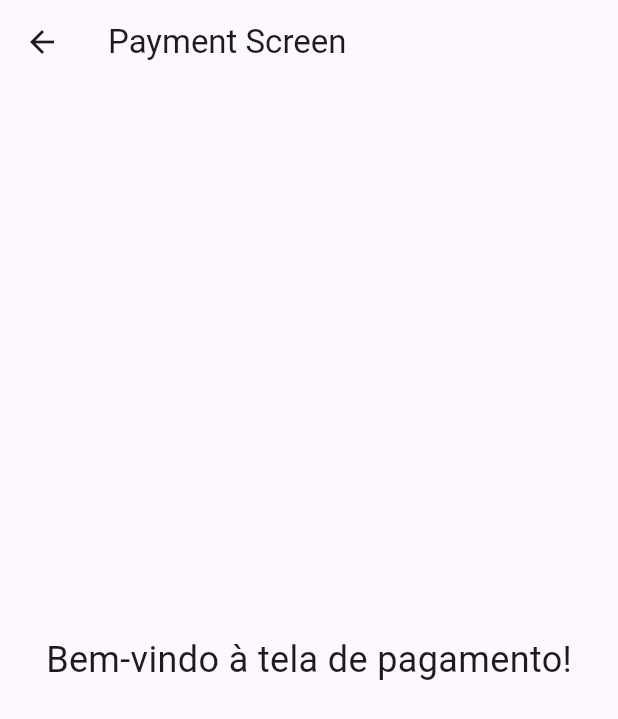
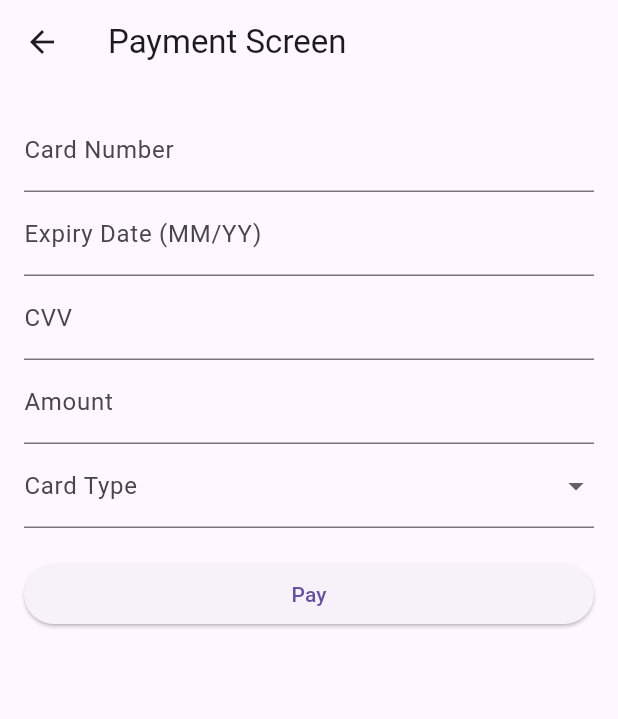
Before and after one commit to FabCode100/CashHub, a Flutter app: the PaymentScreen screen opened directly, on a phone screen of 412 x 824 dp. Shown: the top 719 px of the screen. Run offline on Flutter 3.47's test engine with Material 3 defaults, Android fonts, the phone set to English and light mode, and no system bars; missing offline and left inert: flutter_stripe.

Commit message:
Adicionando campos da pagina de pagamento

```diff
--- a/FrontFlutter/cashhubflutter/cashflutter/lib/main.dart
+++ b/FrontFlutter/cashhubflutter/cashflutter/lib/main.dart
@@ -1,7 +1,10 @@
 import 'package:flutter/material.dart';
 import 'package:cashflutter/pages/login_page.dart'; // Importe a tela LoginPage
+import 'package:flutter_stripe/flutter_stripe.dart';
 
-void main() {
+void main() async {
+  Stripe.publishableKey =
+      "pk_test_51PPDUwB6zFwZkiVemssgUuTeVNYEo3Q8PcCNA4xROl3eabzl134O6Q8SZnOy6aauNaxSTMxBX6qJLTT0XCP5M3zi00N1YmO1Oq";
   runApp(MyApp());
 }
 
--- a/FrontFlutter/cashhubflutter/cashflutter/lib/pages/payment_page.dart
+++ b/FrontFlutter/cashhubflutter/cashflutter/lib/pages/payment_page.dart
@@ -1,18 +1,142 @@
 import 'package:flutter/material.dart';
 
-class PaymentScreen extends StatelessWidget {
+class PaymentScreen extends StatefulWidget {
+  @override
+  _PaymentScreenState createState() => _PaymentScreenState();
+}
+
+class _PaymentScreenState extends State<PaymentScreen> {
+  final _formKey = GlobalKey<FormState>();
+  final TextEditingController _cardNumberController = TextEditingController();
+  final TextEditingController _expiryDateController = TextEditingController();
+  final TextEditingController _cvvController = TextEditingController();
+  final TextEditingController _amountController = TextEditingController();
+  String? _cardType;
+
   @override
   Widget build(BuildContext context) {
     return Scaffold(
       appBar: AppBar(
-        title: Text('Payment Screen'),
+        title: const Text('Payment Screen'),
       ),
-      body: Center(
-        child: Text(
-          'Bem-vindo à tela de pagamento!',
-          style: TextStyle(fontSize: 24),
+      body: Padding(
+        padding: const EdgeInsets.all(16.0),
+        child: Form(
+          key: _formKey,
+          child: ListView(
+            children: <Widget>[
+              TextFormField(
+                controller: _cardNumberController,
+                decoration: const InputDecoration(labelText: 'Card Number'),
+                keyboardType: TextInputType.number,
+                validator: (value) {
+                  if (value == null || value.isEmpty) {
+                    return 'Please enter your card number';
+                  }
+                  if (value.length != 16) {
+                    return 'Card number must be 16 digits';
+                  }
+                  return null;
+                },
+              ),
+              TextFormField(
+                controller: _expiryDateController,
+                decoration: const InputDecoration(labelText: 'Expiry Date (MM/YY)'),
+                keyboardType: TextInputType.datetime,
+                validator: (value) {
+                  if (value == null || value.isEmpty) {
+                    return 'Please enter the expiry date';
+                  }
+                  if (!RegExp(r'^(0[1-9]|1[0-2])\/?([0-9]{2})$').hasMatch(value)) {
+                    return 'Invalid expiry date';
+                  }
+                  return null;
+                },
+              ),
+              TextFormField(
+                controller: _cvvController,
+                decoration: const InputDecoration(labelText: 'CVV'),
+                keyboardType: TextInputType.number,
+                obscureText: true,
+                validator: (value) {
+                  if (value == null || value.isEmpty) {
+                    return 'Please enter the CVV';
+                  }
+                  if (value.length != 3) {
+                    return 'CVV must be 3 digits';
+                  }
+                  return null;
+                },
+              ),
+              TextFormField(
+                controller: _amountController,
+                decoration: const InputDecoration(labelText: 'Amount'),
+                keyboardType: TextInputType.number,
+                validator: (value) {
+                  if (value == null || value.isEmpty) {
+                    return 'Please enter the amount';
+                  }
+                  if (double.tryParse(value) == null) {
+                    return 'Invalid amount';
+                  }
+                  return null;
+                },
+              ),
+              DropdownButtonFormField<String>(
+                value: _cardType,
+                decoration: const InputDecoration(labelText: 'Card Type'),
+                items: ['Visa', 'MasterCard', 'American Express']
+                    .map((label) => DropdownMenuItem(
+                          child: Text(label),
+                          value: label,
+                        ))
+                    .toList(),
+                onChanged: (value) {
+                  setState(() {
+                    _cardType = value;
+                  });
+                },
+                validator: (value) {
+                  if (value == null) {
+                    return 'Please select a card type';
+                  }
+                  return null;
+                },
+              ),
+              const SizedBox(height: 20),
+              ElevatedButton(
+                onPressed: () {
+                  if (_formKey.currentState!.validate()) {
+                    // Process payment
+                    _showDialog(context, 'Payment Successful', 'Your payment has been processed.');
+                  }
+                },
+                child: const Text('Pay'),
+              ),
+            ],
+          ),
         ),
       ),
     );
   }
+
+  void _showDialog(BuildContext context, String title, String message) {
+    showDialog(
+      context: context,
+      builder: (BuildContext context) {
+        return AlertDialog(
+          title: Text(title),
+          content: Text(message),
+          actions: <Widget>[
+            TextButton(
+              onPressed: () {
+                Navigator.of(context).pop();
+              },
+              child: const Text('OK'),
+            ),
+          ],
+        );
+      },
+    );
+  }
 }
--- a/FrontFlutter/cashhubflutter/cashflutter/pubspec.yaml
+++ b/FrontFlutter/cashhubflutter/cashflutter/pubspec.yaml
@@ -9,6 +9,8 @@ environment:
 dependencies:
   flutter:
     sdk: flutter
+  flutter_stripe: ^10.2.0
+  http: ^1.2.1
 
 dev_dependencies:
   flutter_test:
```
Also changed, not shown: FrontFlutter/cashhubflutter/cashflutter/pubspec.lock.
